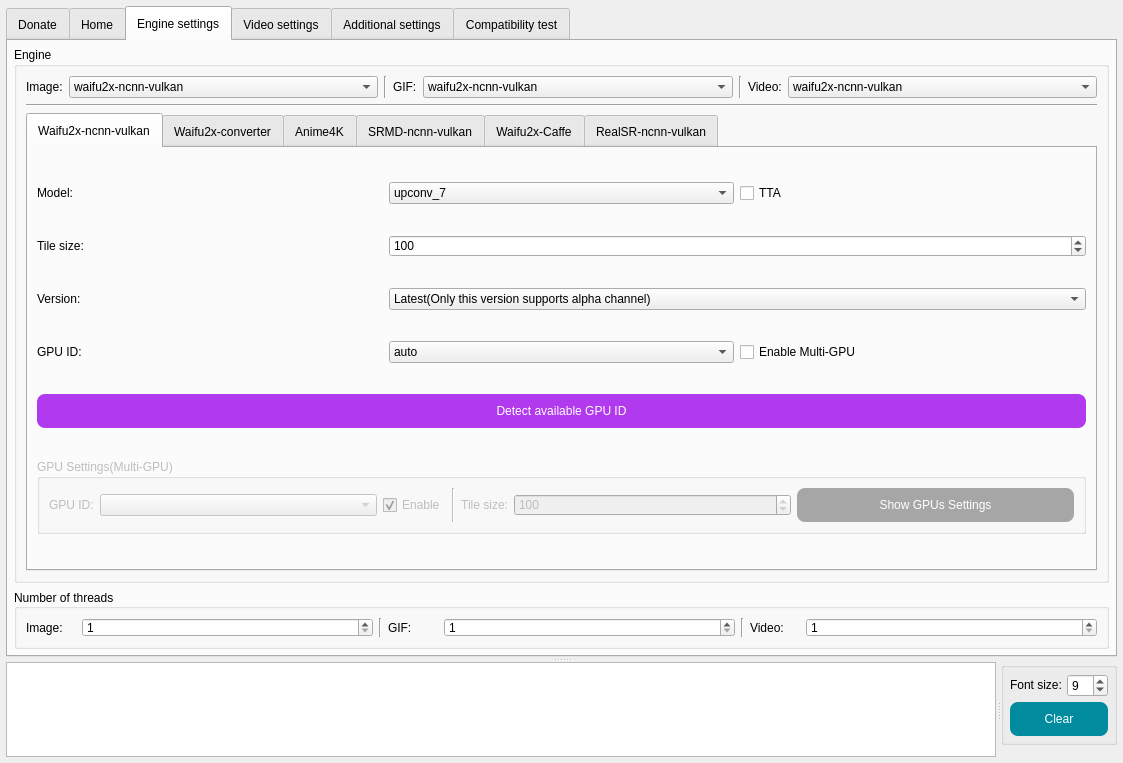
Above: SRC/Waifu2x-Extension-QT/mainwindow.ui from AaronFeng753/Waifu2x-Extension-GUI before the change. Below: the same form after it.
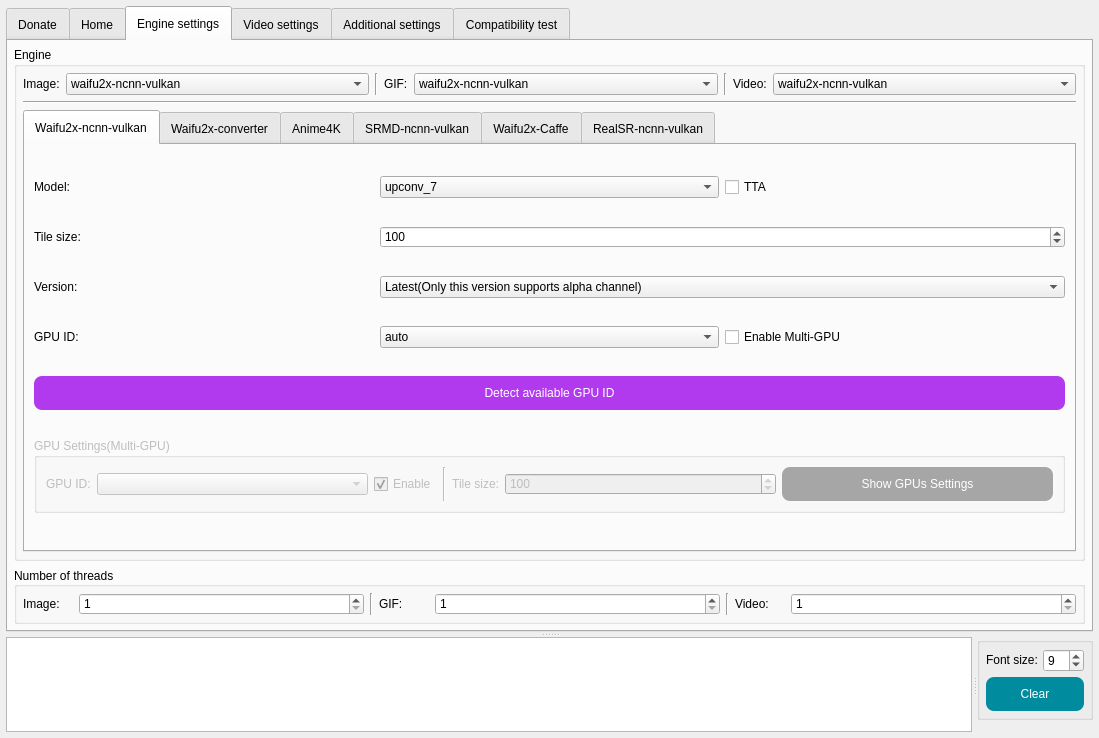
That is the form after the change. The open tabs and pages were chosen to show the change. Icons and pictures are not drawn.

Diff of the .ui file:
```diff
--- a/SRC/Waifu2x-Extension-QT/mainwindow.ui
+++ b/SRC/Waifu2x-Extension-QT/mainwindow.ui
@@ -6,14 +6,14 @@
    <rect>
     <x>0</x>
     <y>0</y>
-    <width>1123</width>
-    <height>763</height>
+    <width>1099</width>
+    <height>738</height>
    </rect>
   </property>
   <property name="sizePolicy">
    <sizepolicy hsizetype="Preferred" vsizetype="Preferred">
-    <horstretch>1</horstretch>
-    <verstretch>1</verstretch>
+    <horstretch>0</horstretch>
+    <verstretch>0</verstretch>
    </sizepolicy>
   </property>
   <property name="minimumSize">
@@ -42,6 +42,12 @@
    <string notr="true"/>
   </property>
   <widget class="QWidget" name="centralwidget">
+   <property name="sizePolicy">
+    <sizepolicy hsizetype="Preferred" vsizetype="Preferred">
+     <horstretch>0</horstretch>
+     <verstretch>0</verstretch>
+    </sizepolicy>
+   </property>
    <property name="styleSheet">
     <string notr="true"/>
    </property>
@@ -2860,6 +2866,18 @@
             <string>Engine</string>
            </property>
            <layout class="QGridLayout" name="gridLayout_6">
+            <property name="leftMargin">
+             <number>6</number>
+            </property>
+            <property name="topMargin">
+             <number>6</number>
+            </property>
+            <property name="rightMargin">
+             <number>6</number>
+            </property>
+            <property name="bottomMargin">
+             <number>6</number>
+            </property>
             <item row="1" column="0" colspan="8">
              <widget class="Line" name="line_6">
               <property name="orientation">
@@ -5213,6 +5231,18 @@
             <set>Qt::AlignLeading|Qt::AlignLeft|Qt::AlignVCenter</set>
            </property>
            <layout class="QGridLayout" name="gridLayout_8">
+            <property name="leftMargin">
+             <number>6</number>
+            </property>
+            <property name="topMargin">
+             <number>6</number>
+            </property>
+            <property name="rightMargin">
+             <number>6</number>
+            </property>
+            <property name="bottomMargin">
+             <number>6</number>
+            </property>
             <item row="0" column="6">
              <widget class="QLabel" name="label_13">
               <property name="sizePolicy">
```
Left out of the diff: 48 changed lines with no effect on the pictures.
